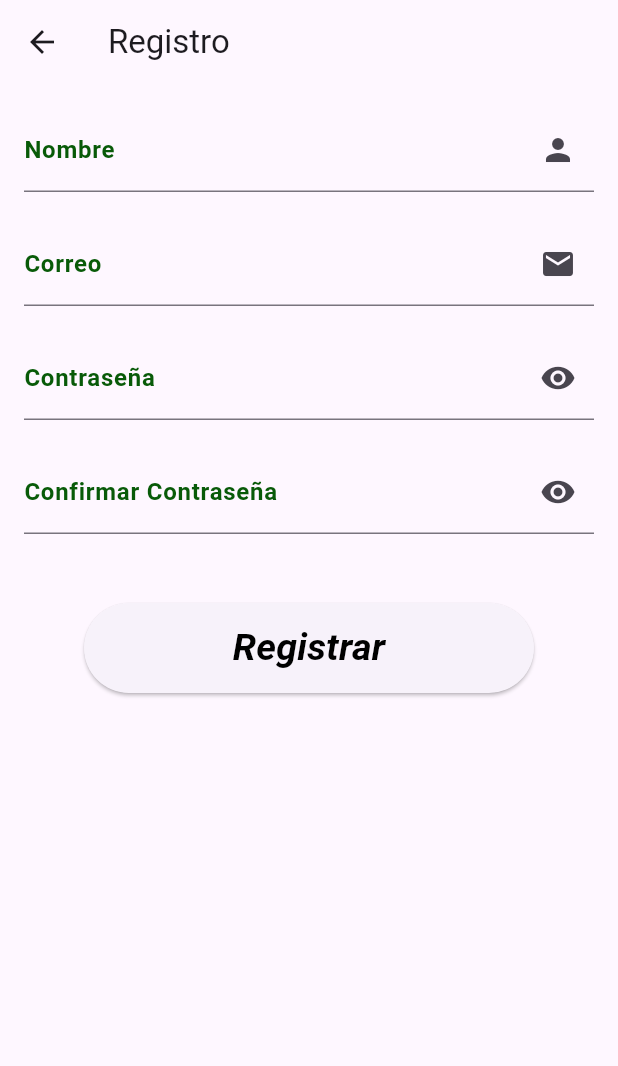
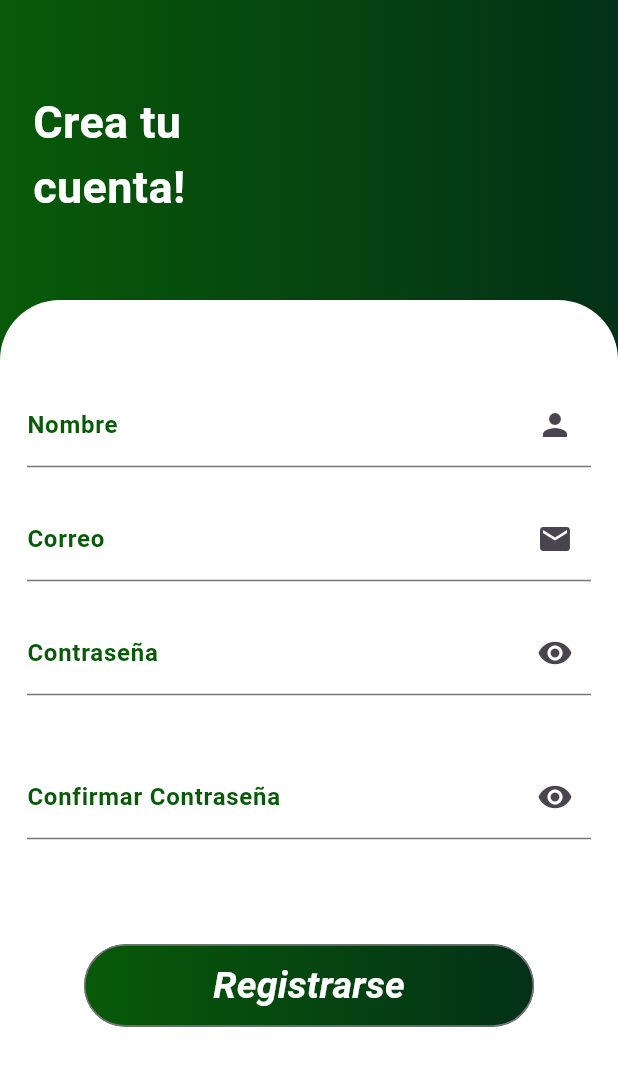
Before and after one commit to acarias11/Proyecto_Lenguajes, a Flutter app: the RegistroPage screen opened by its route, on a phone screen of 412 x 824 dp. Shown: the top 1066 px of the screen. Run offline on Flutter 3.47's test engine with Material 3 defaults, Android fonts, the phone set to English and light mode, and no system bars; our stand-ins replace fl_chart, flutter_dotenv, font_awesome_flutter, supabase_flutter; missing offline and left inert: dart:ffi; accounts and stored records are empty.

Commit message:
Cambio del logo de la app, modificaciones en otras pantallas, agregado de nuevas rutas y optimizacion de codigo

```diff
--- a/app_ahorro/lib/login_page.dart
+++ b/app_ahorro/lib/login_page.dart
@@ -52,7 +52,7 @@ class _LoginPageState extends State<LoginPage> {
               child: const Padding(
                 padding: EdgeInsets.only(top: 60.0, left: 22),
                 child: Text(
-                  'Hello\nSign in!',
+                  'Bienvenido \ningresa!',
                   style: TextStyle(
                       fontSize: 30,
                       color: Colors.white,
--- a/app_ahorro/lib/main.dart
+++ b/app_ahorro/lib/main.dart
@@ -30,6 +30,7 @@ class MyApp extends StatelessWidget {
   @override
   Widget build(BuildContext context) {
     return MaterialApp(
+      debugShowCheckedModeBanner: false,
       title: 'Registro de Cuenta',
       theme: ThemeData(
         primarySwatch: Colors.blue,
--- a/app_ahorro/lib/registro_page.dart
+++ b/app_ahorro/lib/registro_page.dart
@@ -43,17 +43,45 @@ class _RegistroPageState extends State<RegistroPage> {
   @override
   Widget build(BuildContext context) {
     return Scaffold(
-      appBar: AppBar(
-        title: const Text('Registro'),
+      body: SingleChildScrollView(
+          child: Stack(
+                  children: [
+            Container(
+              height: 900,
+              width: 600,
+              decoration: const BoxDecoration(
+             gradient: LinearGradient(
+               colors: [
+                 Color.fromARGB(255, 8, 90, 8),
+                 Color.fromARGB(255, 3, 49, 23),
+               ]
+             )
                    ),
-      body: SingleChildScrollView(
+              child: const Padding(
+                padding: EdgeInsets.only(top: 60.0, left: 22),
+                child: Text(
+                  'Crea tu \ncuenta!',
+                  style: TextStyle(
+                      fontSize: 30,
+                      color: Colors.white,
+                      fontWeight: FontWeight.bold),
+                ),
+              ),
+            ),
+            Padding(
+              padding: const EdgeInsets.only(top: 200.0),
+              child: Container(
+                decoration: const BoxDecoration(
+                  borderRadius: BorderRadius.only(
+                      topLeft: Radius.circular(40), topRight: Radius.circular(40)),
+                  color: Colors.white,
+                ),
+                height: 690,
+                width: 600,
+                child:  Padding(
+                  padding: const EdgeInsets.only(left: 18.0,right: 18),
                   child: Column(
-          children: [
-            Padding(
-              padding: const EdgeInsets.all(16),
-              child: Form(
-                key: formkey,
-                child: Column(
+                  mainAxisAlignment: MainAxisAlignment.center,
                     children: [
                      CustomInputs(
                       controller: nombreController,
@@ -74,6 +102,7 @@ class _RegistroPageState extends State<RegistroPage> {
                       icono: Icons.person
                       ),
                                          const SizedBox(height: 20,),
+
                       CustomInputs(
                         controller: correoController,
                         validator: (valor) {
@@ -97,6 +126,7 @@ class _RegistroPageState extends State<RegistroPage> {
                         icono: Icons.email
                       ),
                       const SizedBox(height: 20,),
+
                        PasswordInput(
                         nombrelabel: 'Contraseña',
                         hint: 'Ingrese su contraseña',
@@ -118,6 +148,8 @@ class _RegistroPageState extends State<RegistroPage> {
                       },
                       ),
                                                                const SizedBox(height: 20,),
+
+                          const SizedBox(height: 20,),
                       PasswordInput(
                         nombrelabel: 'Confirmar Contraseña',
                         hint: 'Confrima tu Contraseña',
@@ -135,32 +167,47 @@ class _RegistroPageState extends State<RegistroPage> {
                         return null;
                       },
                       ),
-                  ],
+
+
+
+
+                      const SizedBox(height: 70,),
+                       Container(
+                      height: 55,
+                      width: 300,
+                       decoration: const BoxDecoration(
+                         borderRadius: BorderRadius.all(Radius.circular(40)),
+           gradient: LinearGradient(
+             colors: [
+               Color.fromARGB(255, 8, 90, 8),
+               Color.fromARGB(255, 3, 49, 23),
+             ]
+           )
                  ),
-                ),
-              ),
-              const SizedBox(height: 30,),
-          SizedBox(
-            height: 60,
-            width: 300,
-            child: ElevatedButton(
-            child: const Text('Registrar',
+                      child: OutlinedButton(
+                                  onPressed:(){
+                                    signUP();
+                                },
+                                child:
+                                   const Text('Registrarse',
                                        style: TextStyle(
                                        fontSize: 25,
                                        fontWeight: FontWeight.bold,
                                        fontStyle: FontStyle.italic,
-                                     color: Colors.black),),
-          onPressed: () {
-            if (!formkey.currentState!.validate()) return;
-            signUP();
-          },
+                                       color: Colors.white),
+                                       ),
+                                ),
+                              ),
 
+                      const SizedBox(height: 150,),
+                  ],
+                  ),
+                ),
               ),
             ),
                   ],
                 ),
         ),
-
         );
   }
 }
--- a/app_ahorro/lib/widgets/screens/AddCategoryScreen.dart
+++ b/app_ahorro/lib/widgets/screens/AddCategoryScreen.dart
@@ -52,9 +52,6 @@ class _AddCategoryScreenState extends State<AddCategoryScreen> {
   @override
   Widget build(BuildContext context) {
     return Scaffold(
-      appBar: AppBar(
-        title: const Text('Agregar Categoría'),
-      ),
       body: SingleChildScrollView(
         padding: const EdgeInsets.all(16.0),
         child: Form(
```
Also changed, not shown: 5 other files. Lines whose indentation alone changed are shown as unchanged.
